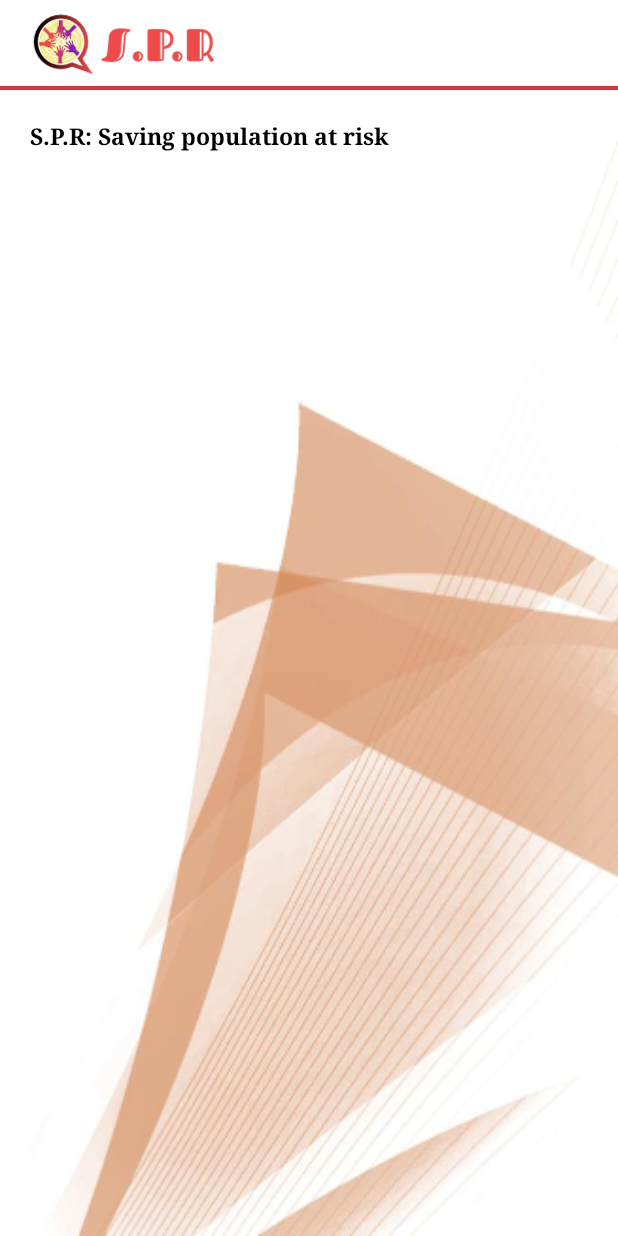
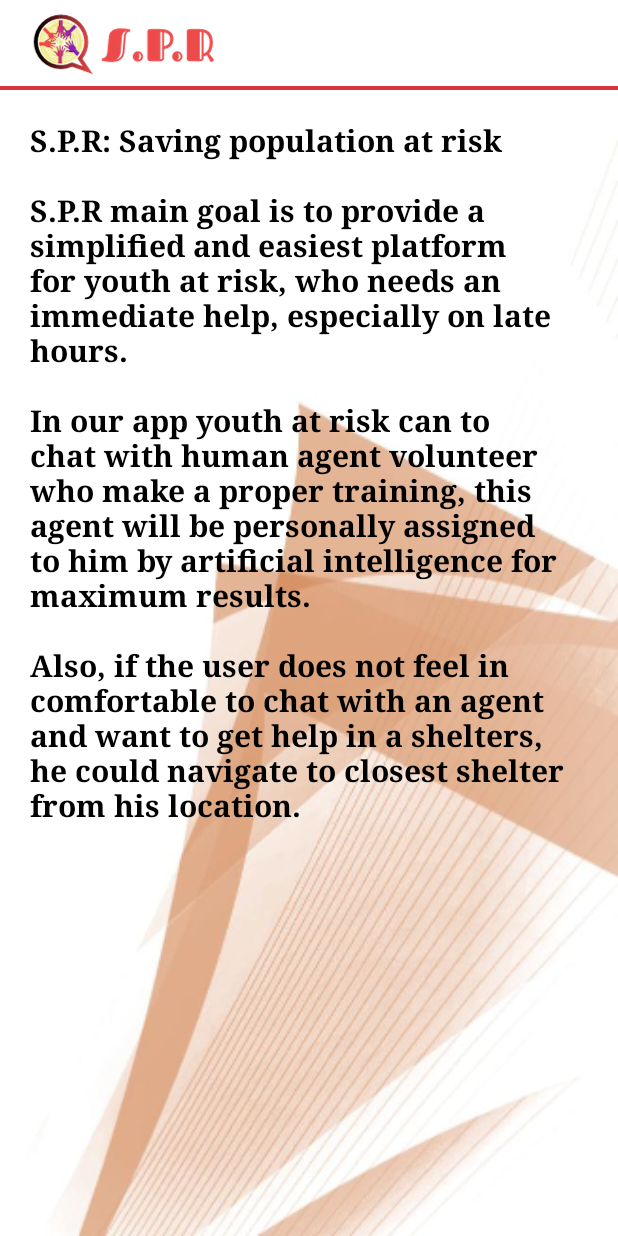
Before and after one commit to HadarPur/S.P.R.Android, an Android app: the AboutUsActivity screen opened directly, with no data from a screen before it, on a phone screen of 412 x 824 dp. Run offline under Robolectric (Android 15) with nearby library versions, the phone set to English and light mode, and no system bars.

Commit message:
add about us brief

```diff
--- a/app/src/main/java/com/example/hpur/spr/UI/AboutUsActivity.java
+++ b/app/src/main/java/com/example/hpur/spr/UI/AboutUsActivity.java
@@ -30,8 +30,11 @@ public class AboutUsActivity extends AppCompatActivity {
 
     //find view by id and set text
     public void findViews() {
-        tv=(TextView) findViewById(R.id.aboutus);
-        tv.setText("S.P.R: Saving population at risk\n");
+        tv = findViewById(R.id.aboutus);
+        tv.setText("S.P.R: Saving population at risk\n\n" +
+        "S.P.R main goal is to provide a simplified and easiest platform for youth at risk, who needs an immediate help, especially on late hours.\n\n" +
+                "In our app youth at risk can to chat with human agent volunteer who make a proper training, this agent will be personally assigned to him by artificial intelligence for maximum results.\n\n"+
+        "Also, if the user does not feel in comfortable to chat with an agent and want to get help in a shelters, he could navigate to closest shelter from his location.");
         tv.setMovementMethod(new ScrollingMovementMethod());
         tv.setTextColor(Color.BLACK);
     }
--- a/app/src/main/res/layout/activity_about_us.xml
+++ b/app/src/main/res/layout/activity_about_us.xml
@@ -23,5 +23,5 @@
         android:layout_marginTop="20dp"
         android:layout_marginLeft="20dp"
         android:layout_marginRight="20dp"
-        android:textSize="15dp"/>
+        android:textSize="20dp"/>
 </LinearLayout>
```
